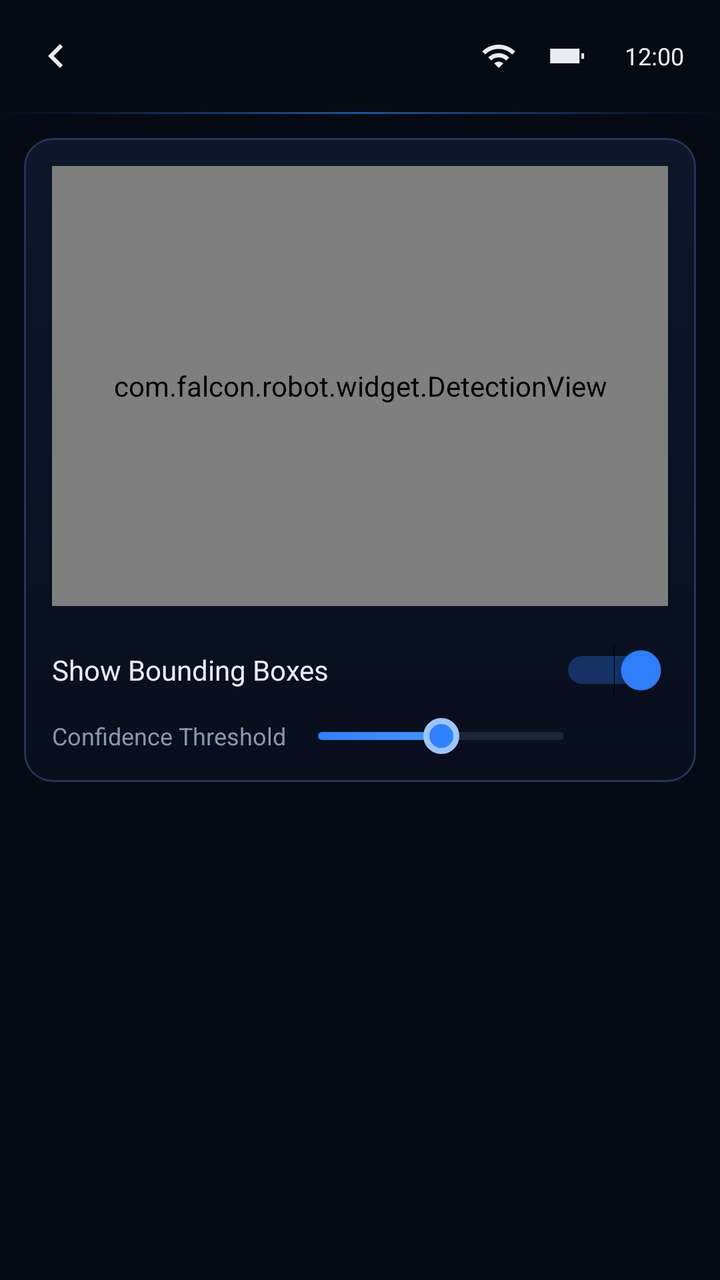
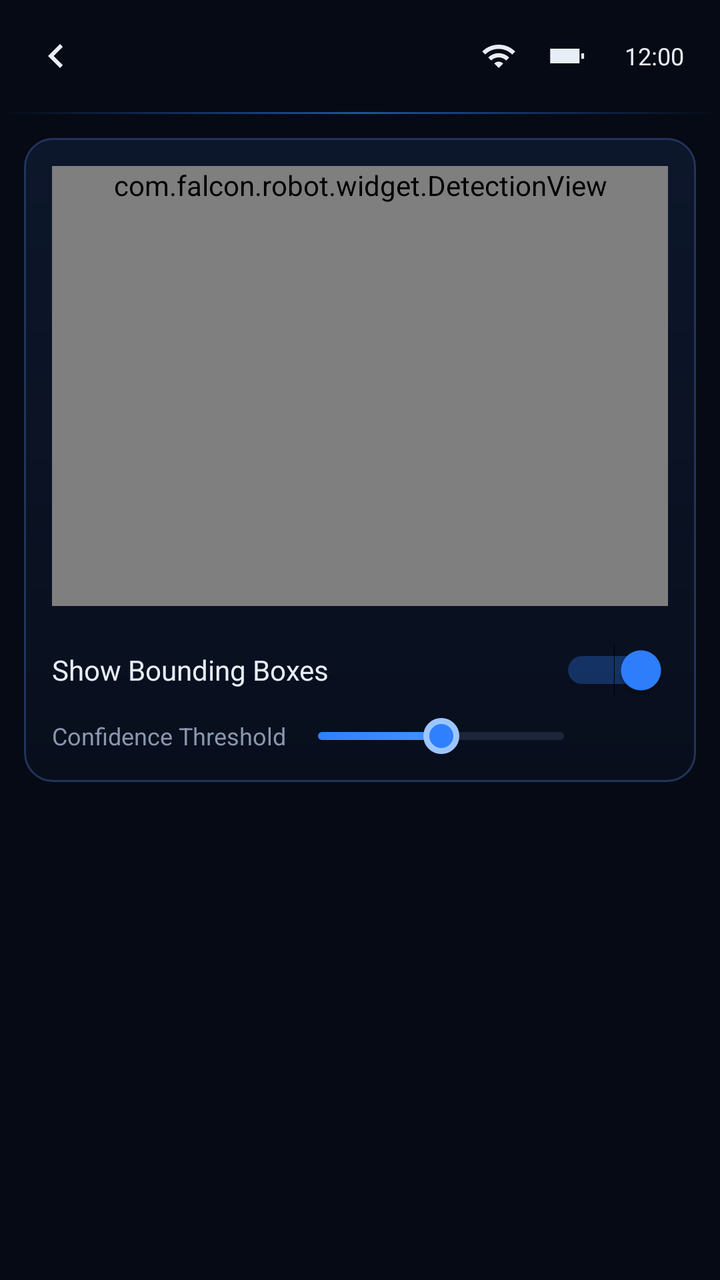

The first picture is an Android layout as it rendered before a commit; the second is the same layout after the commit. The layout source and the unified diff follow.
<!-- AndroidManifest.xml: application theme Theme.RobotControl -->
<!-- res/layout/activity_object_detection.xml -->
<?xml version="1.0" encoding="utf-8"?>
<LinearLayout xmlns:android="http://schemas.android.com/apk/res/android"
    android:layout_width="match_parent"
    android:layout_height="match_parent"
    android:orientation="vertical">

    <include layout="@layout/view_page_header" />

    <ScrollView
        android:layout_width="match_parent"
        android:layout_height="0dp"
        android:layout_weight="1">

        <LinearLayout
            android:id="@+id/columns"
            android:layout_width="match_parent"
            android:layout_height="wrap_content"
            android:padding="@dimen/screen_padding">

            
            <LinearLayout
                style="@style/Panel"
                android:tag="1.8">

                <com.falcon.robot.widget.DetectionView
                    android:id="@+id/detection_view"
                    android:layout_width="match_parent"
                    android:layout_height="@dimen/preview_height" />

                <Switch
                    android:id="@+id/show_boxes"
                    android:layout_width="match_parent"
                    android:layout_height="48dp"
                    android:layout_marginTop="8dp"
                    android:checked="true"
                    android:text="@string/show_boxes"
                    android:textColor="@color/text_primary"
                    android:textSize="14sp" />

                <LinearLayout
                    android:layout_width="match_parent"
                    android:layout_height="wrap_content"
                    android:gravity="center_vertical"
                    android:orientation="horizontal">

                    <TextView
                        style="@style/FieldLabel"
                        android:text="@string/confidence_threshold" />

                    <SeekBar
                        android:id="@+id/threshold_seek"
                        android:layout_width="0dp"
                        android:layout_height="wrap_content"
                        android:layout_weight="1"
                        android:max="100"
                        android:maxHeight="4dp"
                        android:minHeight="4dp"
                        android:paddingStart="16dp"
                        android:paddingEnd="12dp"
                        android:progress="50"
                        android:progressDrawable="@drawable/progress_loading"
                        android:splitTrack="false"
                        android:thumb="@drawable/seekbar_thumb" />

                    <TextView
                        android:id="@+id/threshold_value"
                        android:layout_width="40dp"
                        android:layout_height="wrap_content"
                        android:gravity="end"
                        android:textColor="@color/text_secondary"
                        android:textSize="12sp" />
                </LinearLayout>
            </LinearLayout>

            
            <LinearLayout
                style="@style/Panel"
                android:tag="1">

                <TextView
                    style="@style/FieldLabel"
                    android:text="@string/detection_mode" />

                <FrameLayout
                    android:layout_width="match_parent"
                    android:layout_height="wrap_content"
                    android:layout_marginTop="6dp">

                    <Spinner
                        android:id="@+id/detection_mode"
                        style="@style/Dropdown" />

                    <ImageView
                        android:layout_width="22dp"
                        android:layout_height="22dp"
                        android:layout_gravity="end|center_vertical"
                        android:layout_marginEnd="8dp"
                        android:contentDescription="@null"
                        android:src="@drawable/ic_dropdown" />
                </FrameLayout>

                <View style="@style/PanelDivider" />

                <TextView
                    style="@style/FieldLabel"
                    android:layout_marginTop="8dp"
                    android:text="@string/detected_objects" />

                
                <LinearLayout
                    android:id="@+id/detected_list"
                    android:layout_width="match_parent"
                    android:layout_height="wrap_content"
                    android:layout_marginTop="4dp"
                    android:orientation="vertical" />
            </LinearLayout>
        </LinearLayout>
    </ScrollView>
</LinearLayout>
<!-- res/layout/view_page_header.xml (included above) -->
<?xml version="1.0" encoding="utf-8"?>
<LinearLayout xmlns:android="http://schemas.android.com/apk/res/android"
    android:layout_width="match_parent"
    android:layout_height="wrap_content"
    android:orientation="vertical">

    <LinearLayout
        android:layout_width="match_parent"
        android:layout_height="56dp"
        android:gravity="center_vertical"
        android:orientation="horizontal"
        android:paddingLeft="6dp"
        android:paddingRight="18dp">

        <ImageButton
            android:id="@+id/header_back"
            android:layout_width="44dp"
            android:layout_height="44dp"
            android:background="?android:attr/selectableItemBackgroundBorderless"
            android:contentDescription="@string/back"
            android:src="@drawable/ic_back" />

        <TextView
            android:id="@+id/header_title"
            android:layout_width="0dp"
            android:layout_height="wrap_content"
            android:layout_marginStart="4dp"
            android:layout_weight="1"
            android:fontFamily="sans-serif-medium"
            android:singleLine="true"
            android:textColor="@color/text_primary"
            android:textSize="@dimen/title_text" />

        <include layout="@layout/view_system_status" />
    </LinearLayout>

    <View
        android:layout_width="match_parent"
        android:layout_height="1dp"
        android:background="@drawable/bg_top_divider" />
</LinearLayout>
<!-- res/layout/view_system_status.xml (included above) -->
<?xml version="1.0" encoding="utf-8"?>
<LinearLayout xmlns:android="http://schemas.android.com/apk/res/android"
    android:layout_width="wrap_content"
    android:layout_height="wrap_content"
    android:gravity="center_vertical"
    android:orientation="horizontal">

    <ImageView
        android:id="@+id/status_wifi"
        android:layout_width="18dp"
        android:layout_height="18dp"
        android:contentDescription="@string/wifi"
        android:src="@drawable/ic_wifi" />

    <ImageView
        android:layout_width="22dp"
        android:layout_height="22dp"
        android:layout_marginStart="14dp"
        android:contentDescription="@null"
        android:src="@drawable/ic_battery_h" />

    <TextView
        android:id="@+id/status_battery"
        android:layout_width="wrap_content"
        android:layout_height="wrap_content"
        android:layout_marginStart="4dp"
        android:textColor="@color/text_primary"
        android:textSize="12sp" />

    <TextClock
        android:layout_width="wrap_content"
        android:layout_height="wrap_content"
        android:layout_marginStart="14dp"
        android:format12Hour="h:mm"
        android:format24Hour="HH:mm"
        android:textColor="@color/text_primary"
        android:textSize="12sp" />
</LinearLayout>
<!-- resources referenced by this layout -->
<resources>
  <color name="text_primary">#FFE8EEF8</color>
  <color name="text_secondary">#FF8A97AE</color>
  <dimen name="preview_height">220dp</dimen>
  <dimen name="screen_padding">12dp</dimen>
  <dimen name="title_text">18sp</dimen>
  <!-- drawable bg_top_divider (drawable) -->
  <?xml version="1.0" encoding="utf-8"?>
  <shape xmlns:android="http://schemas.android.com/apk/res/android" android:shape="rectangle">
      <gradient
          android:centerColor="#992F80FF"
          android:endColor="#002F80FF"
          android:startColor="#002F80FF" />
  </shape>
  <!-- drawable ic_dropdown (drawable) -->
  <?xml version="1.0" encoding="utf-8"?>
  <vector xmlns:android="http://schemas.android.com/apk/res/android"
      android:width="22dp"
      android:height="22dp"
      android:viewportWidth="24"
      android:viewportHeight="24">
      <path
          android:fillColor="@color/text_secondary"
          android:pathData="M7,10l5,5 5,-5z" />
  </vector>
  <!-- drawable seekbar_thumb (drawable) -->
  <?xml version="1.0" encoding="utf-8"?>
  <shape xmlns:android="http://schemas.android.com/apk/res/android" android:shape="oval">
      <solid android:color="@color/blue" />
      <stroke android:width="3dp" android:color="#FF9CC6FF" />
      <size android:width="18dp" android:height="18dp" />
  </shape>
  <string name="back">Back</string>
  <string name="confidence_threshold">Confidence Threshold</string>
  <string name="detected_objects">Detected Objects</string>
  <string name="detection_mode">Detection Mode</string>
  <string name="show_boxes">Show Bounding Boxes</string>
  <string name="wifi">Wi-Fi</string>
  <style name="Dropdown">
          <item name="android:layout_width">match_parent</item>
          <item name="android:layout_height">44dp</item>
          <item name="android:background">@drawable/bg_input</item>
          <item name="android:popupBackground">@drawable/bg_popup</item>
          <item name="android:paddingEnd">32dp</item>
      </style>
  <style name="FieldLabel">
          <item name="android:layout_width">wrap_content</item>
          <item name="android:layout_height">wrap_content</item>
          <item name="android:textColor">@color/text_secondary</item>
          <item name="android:textSize">12sp</item>
      </style>
  <style name="Panel">
          <item name="android:layout_width">match_parent</item>
          <item name="android:layout_height">wrap_content</item>
          <item name="android:background">@drawable/bg_panel_blue</item>
          <item name="android:orientation">vertical</item>
          <item name="android:padding">14dp</item>
      </style>
  <style name="PanelDivider">
          <item name="android:layout_width">match_parent</item>
          <item name="android:layout_height">1dp</item>
          <item name="android:layout_marginTop">12dp</item>
          <item name="android:layout_marginBottom">4dp</item>
          <item name="android:background">@drawable/bg_panel_divider</item>
      </style>
  <color name="blue_light">#FF55A6FF</color>
  <color name="blue">#FF2F80FF</color>
  <!-- drawable bg_popup (drawable) -->
  <?xml version="1.0" encoding="utf-8"?>
  <shape xmlns:android="http://schemas.android.com/apk/res/android" android:shape="rectangle">
      <corners android:radius="8dp" />
      <solid android:color="#FF0E1830" />
      <stroke android:width="1dp" android:color="#FF22345A" />
  </shape>
  <!-- drawable bg_panel_divider (drawable) -->
  <?xml version="1.0" encoding="utf-8"?>
  <shape xmlns:android="http://schemas.android.com/apk/res/android" android:shape="rectangle">
      <solid android:color="@color/divider" />
  </shape>
  <color name="bg">#FF060A14</color>
  <color name="text_muted">#FF5D6A82</color>
  <color name="divider">#FF17233A</color>
  <!-- unchanged entries left out for length: 7 -->
</resources>

<!-- the commit's change to res/layout/activity_object_detection.xml (unified diff, before → after) -->
@@ -9,7 +9,8 @@
     <ScrollView
         android:layout_width="match_parent"
         android:layout_height="0dp"
-        android:layout_weight="1">
+        android:layout_weight="1"
+        android:fillViewport="true">
 
         <LinearLayout
             android:id="@+id/columns"
@@ -25,7 +26,9 @@
                 <com.falcon.robot.widget.DetectionView
                     android:id="@+id/detection_view"
                     android:layout_width="match_parent"
-                    android:layout_height="@dimen/preview_height" />
+                    android:layout_height="0dp"
+                    android:layout_weight="1"
+                    android:minHeight="@dimen/preview_height" />
 
                 <Switch
                     android:id="@+id/show_boxes"
